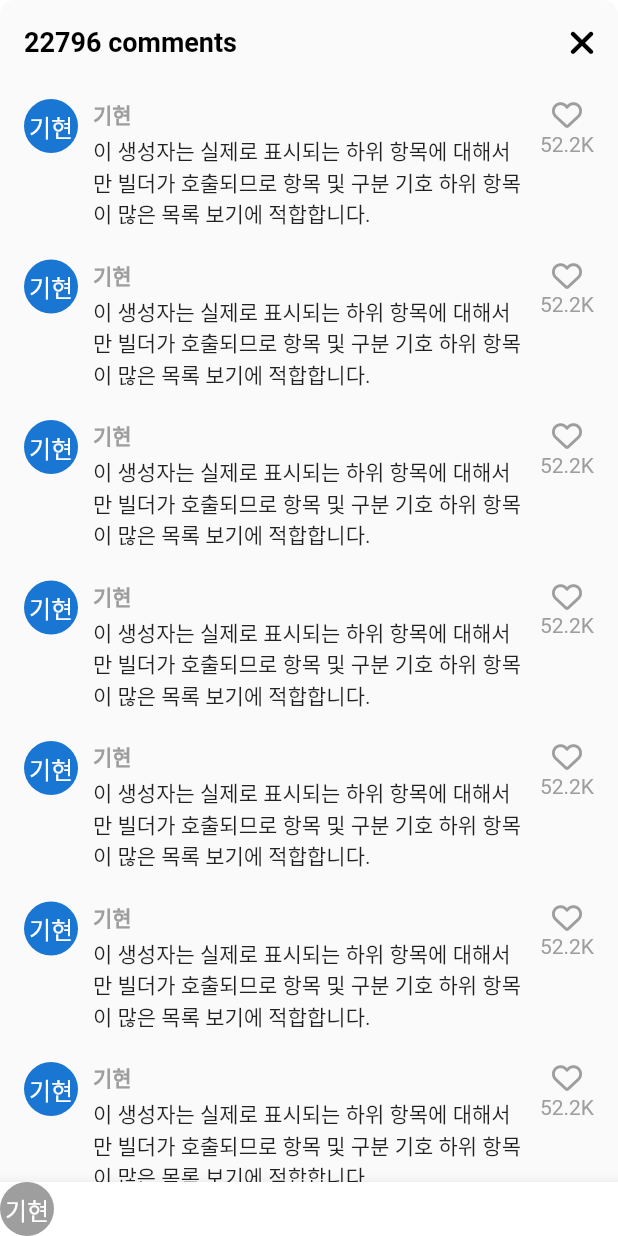
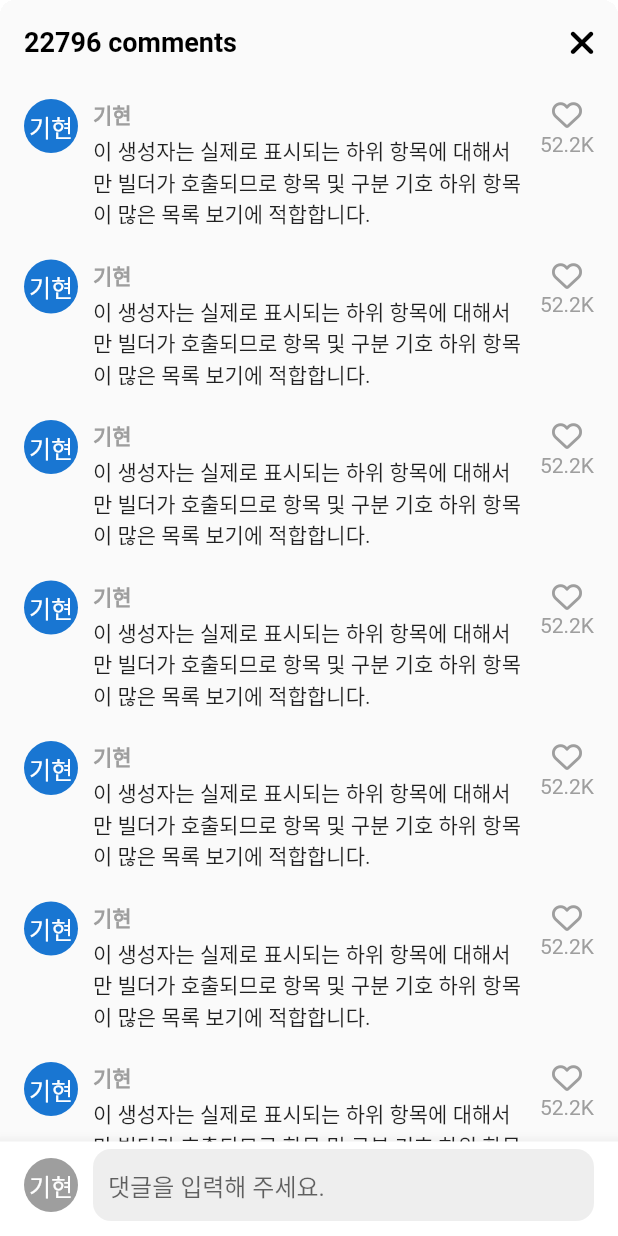
Before and after one commit to zeronedev/tiktok_clone_230217, a Flutter app: the VideoComments screen opened directly, on a phone screen of 412 x 824 dp. Run offline on Flutter 3.47's test engine with Material 2 defaults, Android fonts, the phone set to English and light mode, and no system bars; our stand-ins replace font_awesome_flutter, video_player, visibility_detector; network calls fail.

Commit message:
#8.2 Add Comment: 키보드 보여지고, 입력필드 위로이동됨

```diff
--- a/lib/features/main_navigation/main_navigation_screen.dart
+++ b/lib/features/main_navigation/main_navigation_screen.dart
@@ -37,6 +37,7 @@ class _MainNavigationScreenState extends State<MainNavigationScreen> {
   @override
   Widget build(BuildContext context) {
     return Scaffold(
+      resizeToAvoidBottomInset: false,
       backgroundColor: _selectedIndex == 0 ? Colors.black : Colors.white,
       body: Stack(
         children: [
--- a/lib/features/videos/widgets/video_comments.dart
+++ b/lib/features/videos/widgets/video_comments.dart
@@ -17,7 +17,9 @@ class _VideoCommentsState extends State<VideoComments> {
 
   @override
   Widget build(BuildContext context) {
+    final size = MediaQuery.of(context).size;
     return Container(
+      height: size.height * 0.8,
       clipBehavior: Clip.hardEdge,
       decoration: BoxDecoration(
         borderRadius: BorderRadius.circular(Sizes.size10),
@@ -34,7 +36,9 @@ class _VideoCommentsState extends State<VideoComments> {
                 icon: const FaIcon(FontAwesomeIcons.xmark)),
           ],
         ),
-        body: ListView.separated(
+        body: Stack(
+          children: [
+            ListView.separated(
               padding: const EdgeInsets.symmetric(
                 vertical: Sizes.size10,
                 horizontal: Sizes.size16,
@@ -88,15 +92,51 @@ class _VideoCommentsState extends State<VideoComments> {
                 ],
               ),
             ),
-        bottomNavigationBar: BottomAppBar(
+            Positioned(
+              bottom: 0,
+              width: size.width,
+              child: BottomAppBar(
+                color: Colors.white,
+                child: Padding(
+                  padding: const EdgeInsets.only(
+                    left: Sizes.size16,
+                    right: Sizes.size16,
+                    bottom: Sizes.size10,
+                    top: Sizes.size5,
+                  ),
                   child: Row(children: [
                     CircleAvatar(
                       radius: 18,
                       backgroundColor: Colors.grey.shade500,
                       foregroundColor: Colors.white,
                       child: const Text('기현'),
+                    ),
+                    Gaps.h10,
+                    Expanded(
+                      child: TextField(
+                        cursorColor: Theme.of(context).primaryColor,
+                        decoration: InputDecoration(
+                          hintText: "댓글을 입력해 주세요.",
+                          border: OutlineInputBorder(
+                            borderRadius: BorderRadius.circular(
+                              Sizes.size12,
+                            ),
+                            borderSide: BorderSide.none,
+                          ),
+                          filled: true,
+                          fillColor: Colors.grey.shade200,
+                          contentPadding: const EdgeInsets.symmetric(
+                            vertical: Sizes.size12,
+                            horizontal: Sizes.size10,
+                          ),
+                        ),
+                      ),
                     )
                   ]),
+                ),
+              ),
+            )
+          ],
         ),
       ),
     );
--- a/lib/features/videos/widgets/video_post.dart
+++ b/lib/features/videos/widgets/video_post.dart
@@ -98,6 +98,7 @@ class _VideoPostState extends State<VideoPost>
     }
     await showModalBottomSheet(
       context: context,
+      isScrollControlled: true,
       backgroundColor: Colors.transparent,
       builder: (context) => const VideoComments(),
     );
```
Lines whose indentation alone changed are shown as unchanged.
